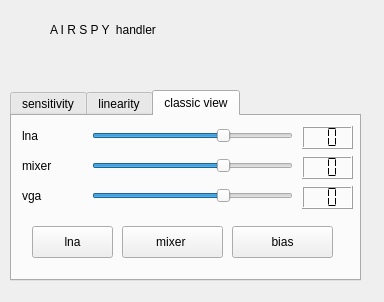
JvanKatwijk/qt-dab, file devices/airspy-handler/airspy-widget.ui: the form before one commit.
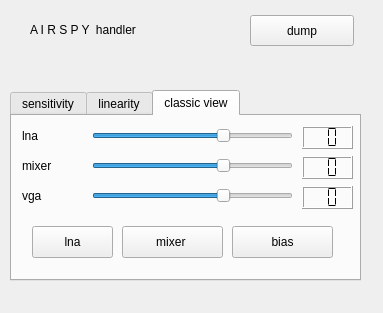
The form after the commit. The open tabs and pages were chosen to show the change.

Commit message: added xml files support (airspy/sdrplay)

Patch:
```diff
--- a/devices/airspy-handler/airspy-widget.ui
+++ b/devices/airspy-handler/airspy-widget.ui
@@ -6,8 +6,8 @@
    <rect>
     <x>0</x>
     <y>0</y>
-    <width>384</width>
-    <height>302</height>
+    <width>383</width>
+    <height>313</height>
    </rect>
   </property>
   <property name="windowTitle">
@@ -489,7 +489,7 @@
   <widget class="QLabel" name="displaySerial">
    <property name="geometry">
     <rect>
-     <x>100</x>
+     <x>70</x>
      <y>60</y>
      <width>241</width>
      <height>21</height>
@@ -502,7 +502,7 @@
   <widget class="QLabel" name="label_4">
    <property name="geometry">
     <rect>
-     <x>50</x>
+     <x>30</x>
      <y>20</y>
      <width>211</width>
      <height>20</height>
@@ -512,6 +512,23 @@
     <string>A I R S P Y  handler</string>
    </property>
   </widget>
+  <widget class="QPushButton" name="dumpButton">
+   <property name="geometry">
+    <rect>
+     <x>250</x>
+     <y>15</y>
+     <width>104</width>
+     <height>31</height>
+    </rect>
+   </property>
+   <property name="toolTip">
+    <string>Dump the raw input from the airspy into a self describing file (with header in xml format)
+Very experimental. The resulting file can be read-in by using the xml file handler (if configured)</string>
+   </property>
+   <property name="text">
+    <string>dump</string>
+   </property>
+  </widget>
  </widget>
  <resources/>
  <connections/>
```
Left out of the diff: 2 changed lines with no effect on the pictures. The commit also changes 44 other files.
